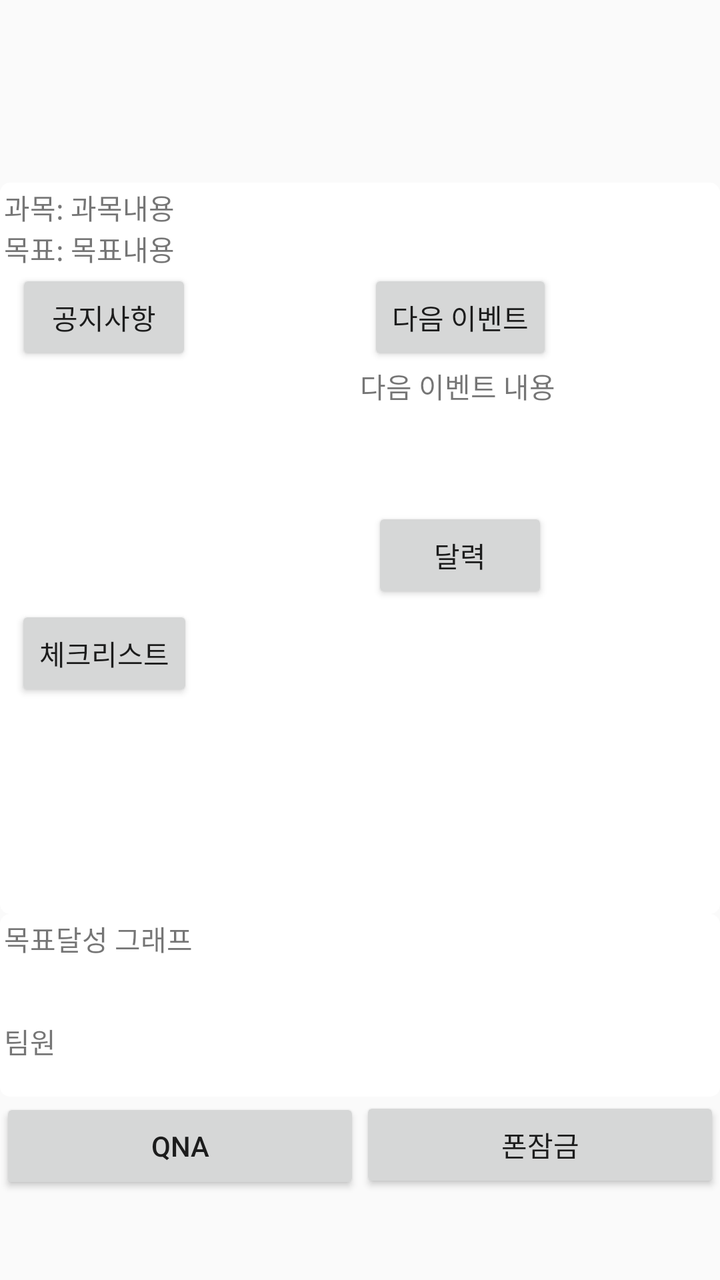
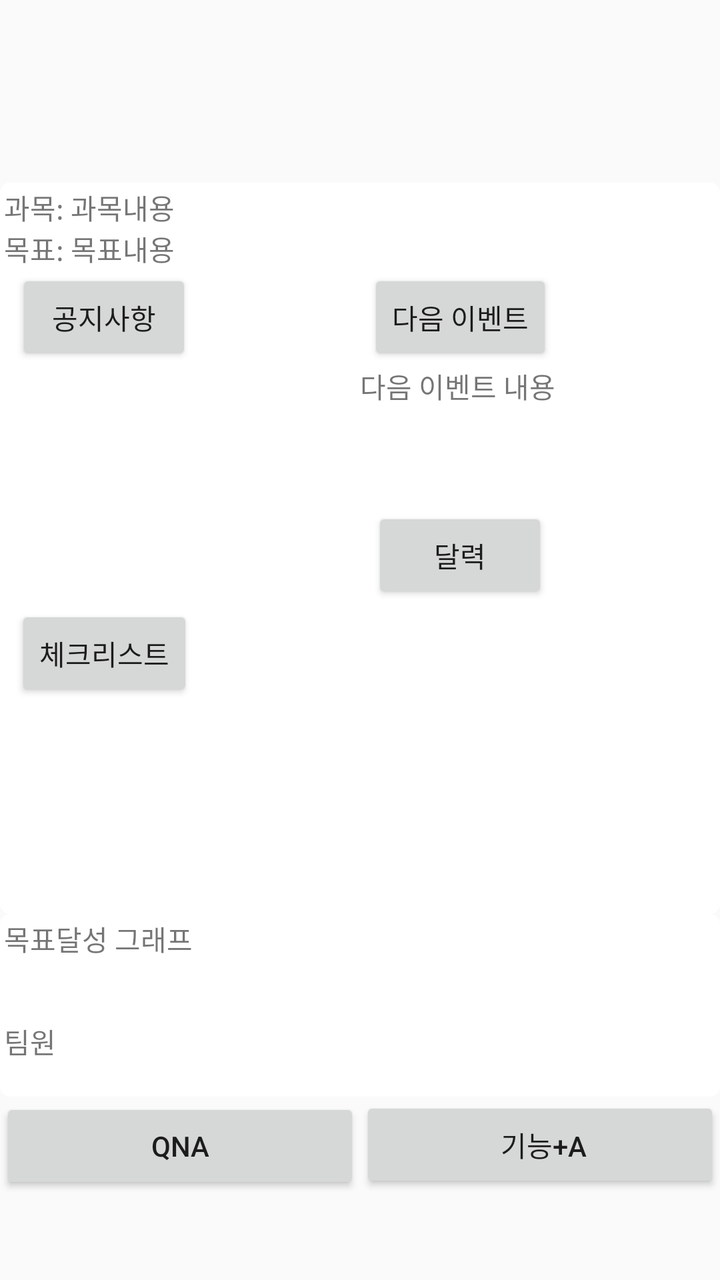

Before-and-after screenshots of an Android layout around one commit, followed by the original layout XML and the change that was made.
<!-- AndroidManifest.xml: application theme Theme.AppCompat.Light.DarkActionBar -->
<!-- res/layout/activity_in_class.xml -->
<?xml version="1.0" encoding="utf-8"?>
<LinearLayout xmlns:android="http://schemas.android.com/apk/res/android"
    android:layout_width="match_parent"
    android:layout_height="match_parent"
    android:orientation="vertical">

    <LinearLayout
        android:layout_weight="1"
        android:layout_width="match_parent"
        android:layout_height="0dp"
        android:orientation="vertical">

        <TextView
            android:layout_width="wrap_content"
            android:layout_height="wrap_content"
            android:id="@+id/InClassName"
            android:layout_gravity="center"/>
    </LinearLayout>

    <GridLayout
        android:background="@drawable/border"
        android:layout_weight="4"
        android:layout_width="match_parent"
        android:layout_height="0dp"
        android:columnCount="3">

        <TextView
            android:layout_gravity="center"
            android:layout_column="0"
            android:text="과목: "/>
        <TextView
            android:layout_column="1"
            android:layout_columnSpan="2"
            android:text="과목내용"
            android:id="@+id/subject"/>

        <TextView
            android:layout_gravity="center"
            android:layout_column="0"
            android:text="목표: "/>
        <TextView
            android:layout_column="1"
            android:layout_columnSpan="2"
            android:text="목표내용"/>

        <Button
            android:id="@+id/notice"
            android:onClick="btnClick"
            android:layout_gravity="center"
            android:layout_column="0"
            android:layout_columnSpan="2"
            android:layout_rowSpan="1"
            android:text="공지사항"/>

        <Button
            android:id="@+id/nextEvent"
            android:onClick="btnClick"
            android:layout_gravity="center"
            android:layout_columnSpan="1"
            android:layout_rowSpan="1"
            android:text="다음 이벤트"/>

        <ListView
            android:id="@+id/shortNoticeList"
            android:layout_width="100dp"
            android:layout_height="120dp"
            android:layout_gravity="center"
            android:layout_column="0"
            android:layout_columnSpan="2"
            android:layout_rowSpan="2"
            android:text="공지사항내용"/>


        <TextView
            android:layout_width="100dp"
            android:layout_height="70dp"
            android:layout_gravity="center"
            android:layout_columnSpan="1"
            android:layout_rowSpan="1"
            android:text="다음 이벤트 내용"/>


        <Button
            android:id="@+id/cal"
            android:onClick="btnClick"
            android:layout_gravity="center"
            android:layout_column="2"
            android:layout_columnSpan="1"
            android:layout_rowSpan="1"
            android:text="달력"/>

        <Button
            android:id="@+id/todo"
            android:onClick="btnClick"
            android:layout_gravity="center"
            android:layout_column="0"
            android:layout_columnSpan="2"
            android:layout_rowSpan="1"
            android:text="체크리스트"/>


        <ListView
            android:id="@+id/shortTodoList"
            android:layout_width="match_parent"
            android:layout_height="165dp"
            android:layout_gravity="center"
            android:layout_column="0"
            android:layout_columnSpan="3"
            android:layout_rowSpan="2"
            android:text="체크리스트 내용"/>


    </GridLayout>

    <LinearLayout
        android:layout_weight="1"
        android:layout_width="match_parent"
        android:layout_height="0dp"
        android:background="@drawable/border"
        android:orientation="vertical">

        <TextView
            android:layout_width="match_parent"
            android:layout_height="0dp"
            android:layout_weight="1"
            android:text="목표달성 그래프"/>

        <TextView
            android:layout_width="match_parent"
            android:layout_height="0dp"
            android:layout_weight="0.7"
            android:text="팀원"/>


    </LinearLayout>

    <LinearLayout
        android:layout_width="match_parent"
        android:layout_height="0dp"
        android:layout_weight="1"
        android:orientation="horizontal">

        <Button
            android:id="@+id/qna"
            android:onClick="btnClick"
            android:layout_width="0dp"
            android:layout_height="wrap_content"
            android:layout_weight="1"
            android:text="QnA"/>

        <Button
            android:onClick="btnClick"
            android:layout_width="0dp"
            android:layout_height="wrap_content"
            android:layout_weight="1"
            android:text="폰잠금"/>

    </LinearLayout>

</LinearLayout>
<!-- resources referenced by this layout -->
<resources>
  <!-- drawable border (drawable) -->
  <?xml version="1.0" encoding="utf-8"?>
  <shape xmlns:android="http://schemas.android.com/apk/res/android">
  
      <solid android:color="#ffffff"/>
      <corners android:radius="5dp"/>
      <padding
          android:left="2dp"
          android:top="2dp"
          android:right="2dp"
          android:bottom="2dp"/>
  </shape>
</resources>

<!-- the commit's change to res/layout/activity_in_class.xml (unified diff, before → after) -->
@@ -18,96 +18,98 @@
     </LinearLayout>
 
     <GridLayout
-        android:background="@drawable/border"
-        android:layout_weight="4"
         android:layout_width="match_parent"
         android:layout_height="0dp"
+        android:layout_weight="4"
+        android:background="@drawable/border"
         android:columnCount="3">
 
         <TextView
+            android:layout_column="0"
             android:layout_gravity="center"
+            android:text="과목: " />
+
+        <TextView
+            android:id="@+id/subject"
+            android:layout_column="1"
+            android:layout_columnSpan="2"
+            android:text="과목내용" />
+
+        <TextView
             android:layout_column="0"
-            android:text="과목: "/>
+            android:layout_gravity="center"
+            android:text="목표: " />
+
         <TextView
             android:layout_column="1"
             android:layout_columnSpan="2"
-            android:text="과목내용"
-            android:id="@+id/subject"/>
-
-        <TextView
-            android:layout_gravity="center"
-            android:layout_column="0"
-            android:text="목표: "/>
-        <TextView
-            android:layout_column="1"
-            android:layout_columnSpan="2"
-            android:text="목표내용"/>
+            android:text="목표내용" />
 
         <Button
             android:id="@+id/notice"
-            android:onClick="btnClick"
-            android:layout_gravity="center"
+            android:layout_rowSpan="1"
             android:layout_column="0"
             android:layout_columnSpan="2"
-            android:layout_rowSpan="1"
-            android:text="공지사항"/>
+            android:layout_gravity="center"
+            android:onClick="btnClick"
+            android:text="공지사항" />
 
         <Button
             android:id="@+id/nextEvent"
+            android:layout_rowSpan="1"
+            android:layout_columnSpan="1"
+            android:layout_gravity="center"
             android:onClick="btnClick"
-            android:layout_gravity="center"
-            android:layout_columnSpan="1"
-            android:layout_rowSpan="1"
-            android:text="다음 이벤트"/>
+            android:text="다음 이벤트" />
 
         <ListView
             android:id="@+id/shortNoticeList"
             android:layout_width="100dp"
             android:layout_height="120dp"
-            android:layout_gravity="center"
+            android:layout_rowSpan="2"
             android:layout_column="0"
             android:layout_columnSpan="2"
-            android:layout_rowSpan="2"
-            android:text="공지사항내용"/>
+            android:layout_gravity="center"
+            android:text="공지사항내용" />
 
 
         <TextView
             android:layout_width="100dp"
             android:layout_height="70dp"
+            android:layout_rowSpan="1"
+            android:layout_columnSpan="1"
             android:layout_gravity="center"
-            android:layout_columnSpan="1"
-            android:layout_rowSpan="1"
-            android:text="다음 이벤트 내용"/>
+            android:text="다음 이벤트 내용" />
 
 
         <Button
             android:id="@+id/cal"
-            android:onClick="btnClick"
-            android:layout_gravity="center"
+            android:layout_rowSpan="1"
             android:layout_column="2"
             android:layout_columnSpan="1"
-            android:layout_rowSpan="1"
-            android:text="달력"/>
+            android:layout_gravity="center"
+            android:onClick="btnClick"
+            android:text="달력" />
 
         <Button
             android:id="@+id/todo"
-            android:onClick="btnClick"
-            android:layout_gravity="center"
+            android:layout_rowSpan="1"
             android:layout_column="0"
             android:layout_columnSpan="2"
-            android:layout_rowSpan="1"
-            android:text="체크리스트"/>
+            android:layout_gravity="center"
+            android:onClick="btnClick"
+            android:text="체크리스트" />
 
 
         <ListView
             android:id="@+id/shortTodoList"
             android:layout_width="match_parent"
             android:layout_height="165dp"
-            android:layout_gravity="center"
+            android:layout_rowSpan="2"
             android:layout_column="0"
             android:layout_columnSpan="3"
-            android:layout_rowSpan="2"
-            android:text="체크리스트 내용"/>
+            android:layout_gravity="center"
+            android:text="체크리스트 내용" />
 
 
     </GridLayout>
@@ -153,7 +155,7 @@
             android:layout_width="0dp"
             android:layout_height="wrap_content"
             android:layout_weight="1"
-            android:text="폰잠금"/>
+            android:text=" 기능+a"/>
 
     </LinearLayout>
 
